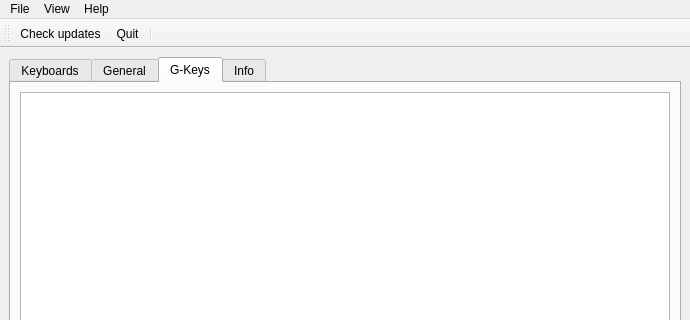
First picture: the form in dcspy/ui/qtdcs.ui, repository emcek/dcspy, before the edit; both pictures show x 0 to 690 and y 0 to 320 of the 690 by 633 pixel window.
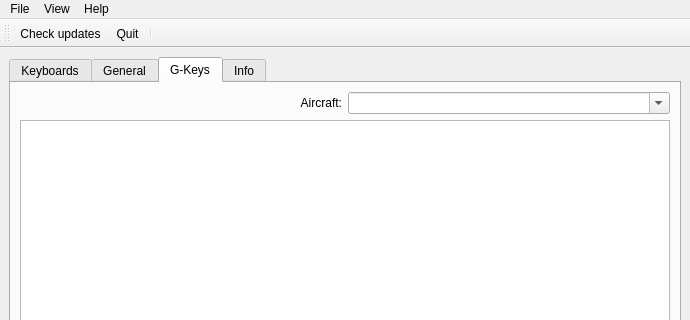
Second picture: the form after the edit. The open tabs and pages were chosen to show the change. Icons and pictures are not drawn.

Commit message: add combo_planes

Diff of the .ui file:
```diff
--- a/dcspy/ui/qtdcs.ui
+++ b/dcspy/ui/qtdcs.ui
@@ -400,7 +400,27 @@
           <string>G-Keys</string>
          </attribute>
          <layout class="QGridLayout" name="gridLayout_2">
-          <item row="1" column="0">
+          <item row="0" column="0">
+           <widget class="QLabel" name="label_5">
+            <property name="text">
+             <string>Aircraft:</string>
+            </property>
+            <property name="alignment">
+             <set>Qt::AlignRight|Qt::AlignTrailing|Qt::AlignVCenter</set>
+            </property>
+           </widget>
+          </item>
+          <item row="0" column="1">
+           <widget class="QComboBox" name="combo_planes">
+            <property name="editable">
+             <bool>true</bool>
+            </property>
+           </widget>
+          </item>
+          <item row="2" column="0" colspan="2">
+           <widget class="QTableWidget" name="tw_gkeys"/>
+          </item>
+          <item row="3" column="0" colspan="2">
            <layout class="QHBoxLayout" name="horizontalLayout">
             <item>
              <widget class="QPushButton" name="pb_copy">
@@ -443,9 +463,6 @@
             </item>
            </layout>
           </item>
-          <item row="0" column="0">
-           <widget class="QTableWidget" name="tw_gkeys"/>
-          </item>
          </layout>
         </widget>
         <widget class="QWidget" name="tab_info">
```
The commit also changes 1 other file.
